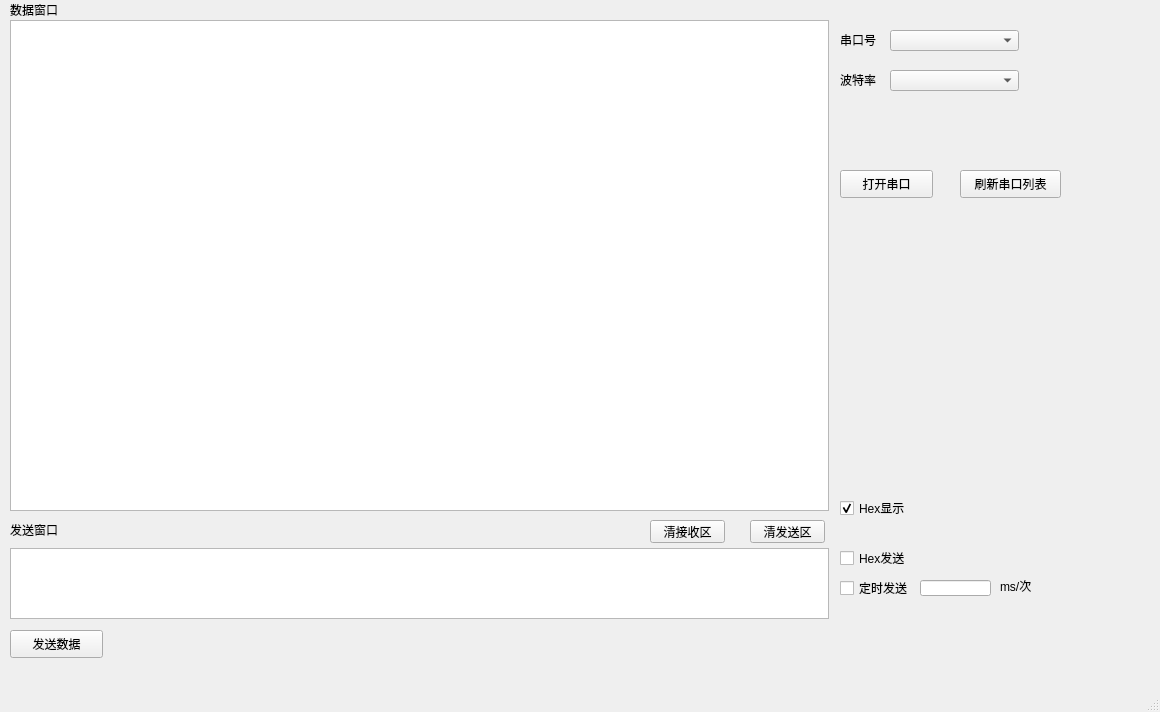
Above: ser_prj/untitled.ui from getBossMuchMoney/pyqt_serialTool before the change. Below: the same form after it.
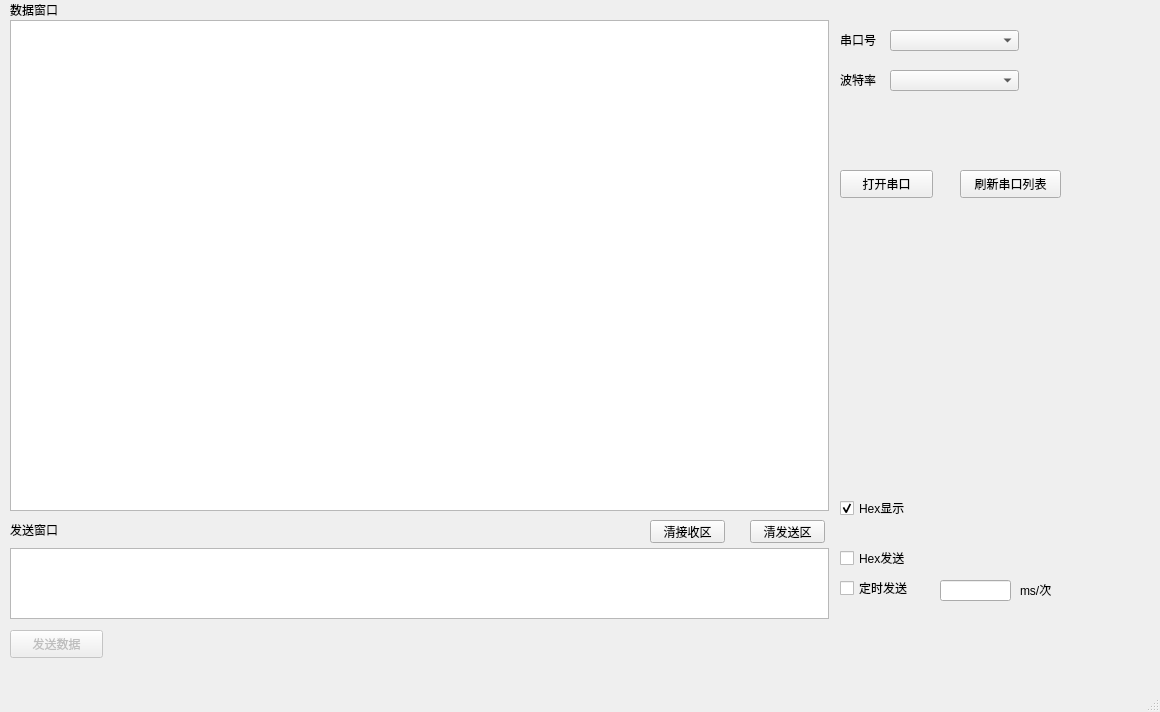
That is the form after the change.

Diff of the .ui file:
```diff
--- a/ser_prj/untitled.ui
+++ b/ser_prj/untitled.ui
@@ -44,6 +44,9 @@
     </property>
    </widget>
    <widget class="QPushButton" name="Send_Data">
+    <property name="enabled">
+     <bool>false</bool>
+    </property>
     <property name="geometry">
      <rect>
       <x>10</x>
@@ -215,23 +218,32 @@
    <widget class="QLineEdit" name="send_freq">
     <property name="geometry">
      <rect>
-      <x>920</x>
+      <x>940</x>
       <y>580</y>
       <width>71</width>
-      <height>16</height>
+      <height>21</height>
      </rect>
     </property>
     <property name="echoMode">
      <enum>QLineEdit::Normal</enum>
     </property>
+    <property name="alignment">
+     <set>Qt::AlignRight|Qt::AlignTrailing|Qt::AlignVCenter</set>
+    </property>
+    <property name="dragEnabled">
+     <bool>false</bool>
+    </property>
+    <property name="readOnly">
+     <bool>false</bool>
+    </property>
    </widget>
    <widget class="QLabel" name="label_5">
     <property name="geometry">
      <rect>
-      <x>1000</x>
+      <x>1020</x>
       <y>580</y>
       <width>54</width>
-      <height>12</height>
+      <height>20</height>
      </rect>
     </property>
     <property name="text">
@@ -243,13 +255,16 @@
      <rect>
       <x>840</x>
       <y>580</y>
-      <width>71</width>
+      <width>91</width>
       <height>16</height>
      </rect>
     </property>
     <property name="text">
      <string>定时发送</string>
     </property>
+    <property name="checkable">
+     <bool>false</bool>
+    </property>
    </widget>
   </widget>
   <widget class="QMenuBar" name="menubar">
```
Left out of the diff: 33 changed lines with no effect on the pictures.
